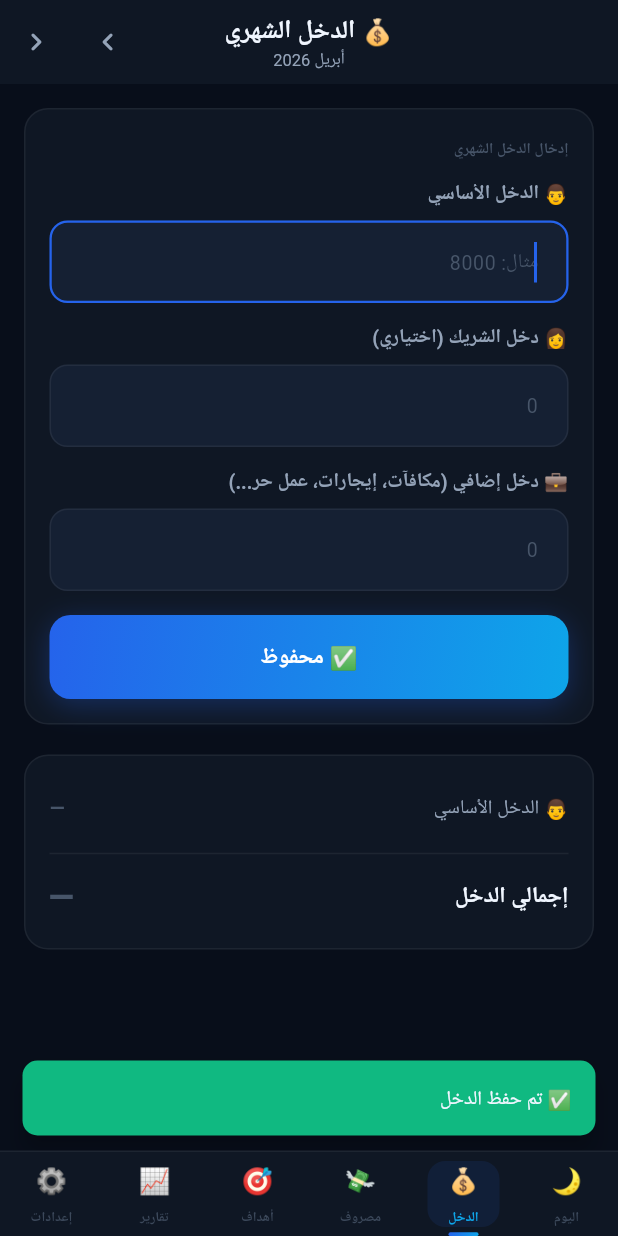
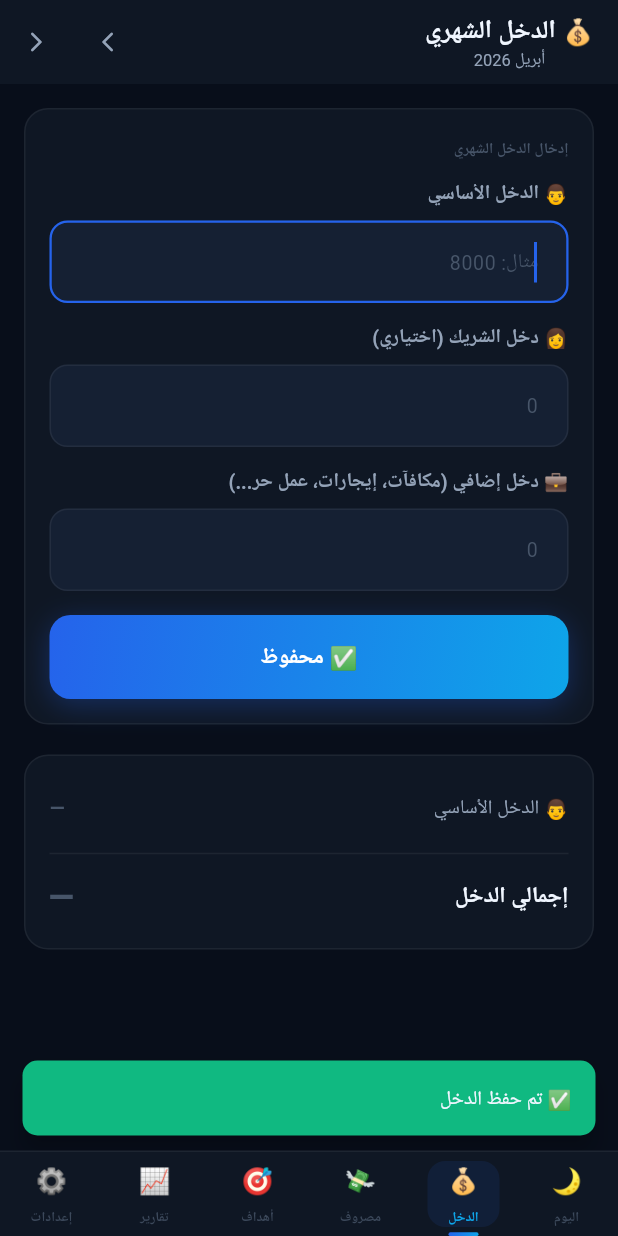
Before and after one commit to ReemAlsibakhi/mudabbir, a Flutter app: the IncomeScreen screen opened by its route, after a tap on "💾 حفظ الدخل", on a phone screen of 412 x 824 dp. Run offline on Flutter 3.47's test engine with Material 3 defaults, Android fonts, the phone set to English and light mode, and no system bars; our stand-ins replace equatable, flutter_local_notifications, flutter_riverpod, go_router, hive, hive_flutter and 1 more; accounts and stored records are empty; generated files the repository leaves out were written again; Roboto replaces fonts that are missing (Cairo).

Commit message:
fix: complete RTL support for Arabic app
ROOT FIX:
- main.dart: builder wraps entire app in Directionality(TextDirection.rtl)
  This is the single most important fix — all Flutter widgets now
  inherit RTL direction automatically without per-widget overrides

AUTOMATIC RTL BEHAVIOR ENABLED:
- CrossAxisAlignment.start → aligns to RIGHT ✅
- Row children order → right-to-left ✅
- Padding/margin EdgeInsets → swapped ✅
- TextField cursor → appears on right ✅
- ListView scroll indicator → appears on left ✅
- Scaffold drawer → opens from right ✅

MANUAL FIXES:
- Icons: chevron_right/left → arrow_forward_ios/arrow_back_ios
  (these auto-flip with RTL Directionality)
- AppBar: centerTitle false (title aligns right in RTL)
- DailyHeader: explicit textDirection on RichText for mixed content
- Income/Reports screens: navigation arrows use RTL-aware icons
- Onboarding back buttons: updated to RTL-aware icons

WHY Directionality OVER per-widget textDirection:
  Per-widget approach = manual maintenance on every new widget
  Root Directionality = all children inherit RTL automatically
  One fix → entire app fixed

```diff
--- a/lib/core/theme/app_theme.dart
+++ b/lib/core/theme/app_theme.dart
@@ -37,7 +37,7 @@ abstract final class AppTheme {
     surfaceTintColor:       Colors.transparent,
     elevation:              0,
     scrolledUnderElevation: 0,
-    centerTitle:            true,
+    centerTitle:            false,
     titleTextStyle:         AppTextStyles.title,
     systemOverlayStyle:     SystemUiOverlayStyle(
       statusBarColor:           Colors.transparent,
--- a/lib/features/daily/presentation/widgets/balance_card.dart
+++ b/lib/features/daily/presentation/widgets/balance_card.dart
@@ -168,7 +168,7 @@ class _StatChip extends StatelessWidget {
         border:       Border.all(color: Colors.white.withOpacity(0.06)),
       ),
       child: Column(
-        crossAxisAlignment: CrossAxisAlignment.start,
+        crossAxisAlignment: CrossAxisAlignment.start, // start = RIGHT in RTL
         children: [
           Text(label,
             style: const TextStyle(
--- a/lib/features/income/presentation/screens/income_screen.dart
+++ b/lib/features/income/presentation/screens/income_screen.dart
@@ -144,13 +144,13 @@ class _IncomeAppBar extends ConsumerWidget {
           ),
         ),
       IconButton(
-        icon: const Icon(Icons.chevron_right_rounded, color: AppColors.textSecondary),
+        icon: const Icon(Icons.arrow_forward_ios_rounded, color: AppColors.textSecondary, size: 16),
         onPressed: () {
           // previous month
         },
       ),
       IconButton(
-        icon: const Icon(Icons.chevron_left_rounded, color: AppColors.textSecondary),
+        icon: const Icon(Icons.arrow_back_ios_rounded, color: AppColors.textSecondary, size: 16),
         onPressed: () {
           // next month — guard: no future months
           final now = DateTime.now();
--- a/lib/features/onboarding/presentation/widgets/life_stage_picker.dart
+++ b/lib/features/onboarding/presentation/widgets/life_stage_picker.dart
@@ -83,7 +83,7 @@ class _StepNav extends StatelessWidget {
     children: [
       IconButton(
         onPressed: onBack,
-        icon: const Icon(Icons.arrow_forward_rounded, color: AppColors.textSecondary)),
+        icon: const Icon(Icons.arrow_forward_ios_rounded, color: AppColors.textSecondary)),
       const SizedBox(width: 8),
       Expanded(
         child: GestureDetector(
--- a/lib/features/onboarding/presentation/widgets/name_step.dart
+++ b/lib/features/onboarding/presentation/widgets/name_step.dart
@@ -63,7 +63,7 @@ class _State extends ConsumerState<NameStep> {
             children: [
               IconButton(
                 onPressed: notifier.prevStep,
-                icon: const Icon(Icons.arrow_forward_rounded, color: AppColors.textSecondary)),
+                icon: const Icon(Icons.arrow_forward_ios_rounded, color: AppColors.textSecondary)),
               const SizedBox(width: 8),
               Expanded(
                 child: GestureDetector(
--- a/lib/features/reports/presentation/screens/reports_screen.dart
+++ b/lib/features/reports/presentation/screens/reports_screen.dart
@@ -94,7 +94,7 @@ class _ReportsHeader extends StatelessWidget {
             mainAxisAlignment: MainAxisAlignment.spaceBetween,
             children: [
               IconButton(
-                icon: const Icon(Icons.chevron_right_rounded,
+                icon: const Icon(Icons.arrow_forward_ios_rounded,
                   color: AppColors.textSecondary),
                 onPressed: onPrev,
               ),
@@ -107,7 +107,7 @@ class _ReportsHeader extends StatelessWidget {
                 ],
               ),
               IconButton(
-                icon: const Icon(Icons.chevron_left_rounded,
+                icon: const Icon(Icons.arrow_back_ios_rounded,
                   color: AppColors.textSecondary),
                 onPressed: onNext,
               ),
```
Also changed, not shown: lib/features/daily/presentation/widgets/daily_header.dart (+15 -5 lines), lib/main.dart (+14 -2 lines).
